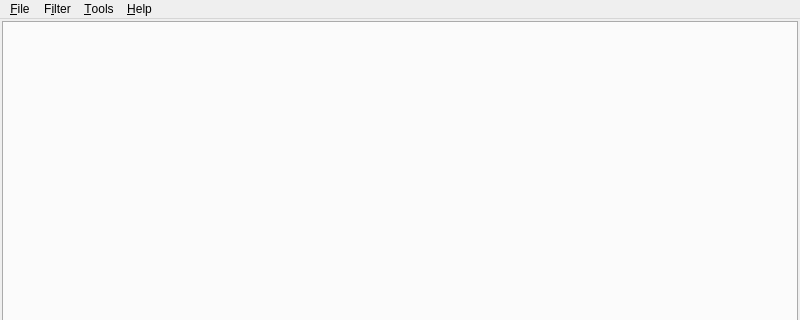
Old version of the form photonfinder/ui/MainWindow.ui in the repository bcolyn/PhotonFinder; both pictures show x 0 to 800 and y 0 to 320 of the 800 by 600 pixel window.
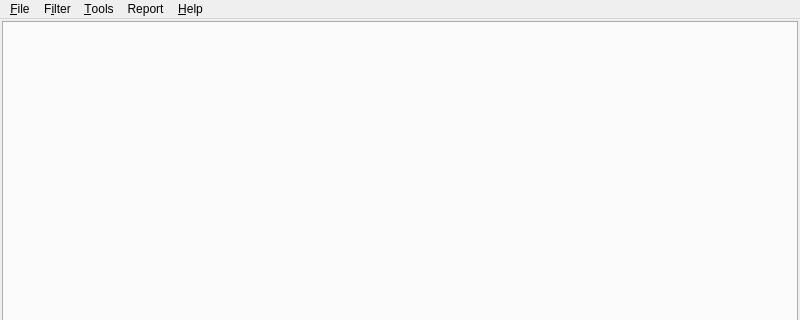
New version of the form.

Commit message: Add file list report

Diff of the .ui file:
```diff
--- a/photonfinder/ui/MainWindow.ui
+++ b/photonfinder/ui/MainWindow.ui
@@ -111,9 +111,16 @@
     <addaction name="actionFind_matching_darks"/>
     <addaction name="actionFind_matching_flats"/>
    </widget>
+   <widget class="QMenu" name="menuReport">
+    <property name="title">
+     <string>Report</string>
+    </property>
+    <addaction name="actionList_Files"/>
+   </widget>
    <addaction name="menu_File"/>
    <addaction name="menuFilter"/>
    <addaction name="menu_Tools"/>
+   <addaction name="menuReport"/>
    <addaction name="menu_Help"/>
   </widget>
   <widget class="QStatusBar" name="statusbar"/>
```
Left out of the diff: 22 changed lines with no effect on the pictures. The commit also changes 3 other files.
